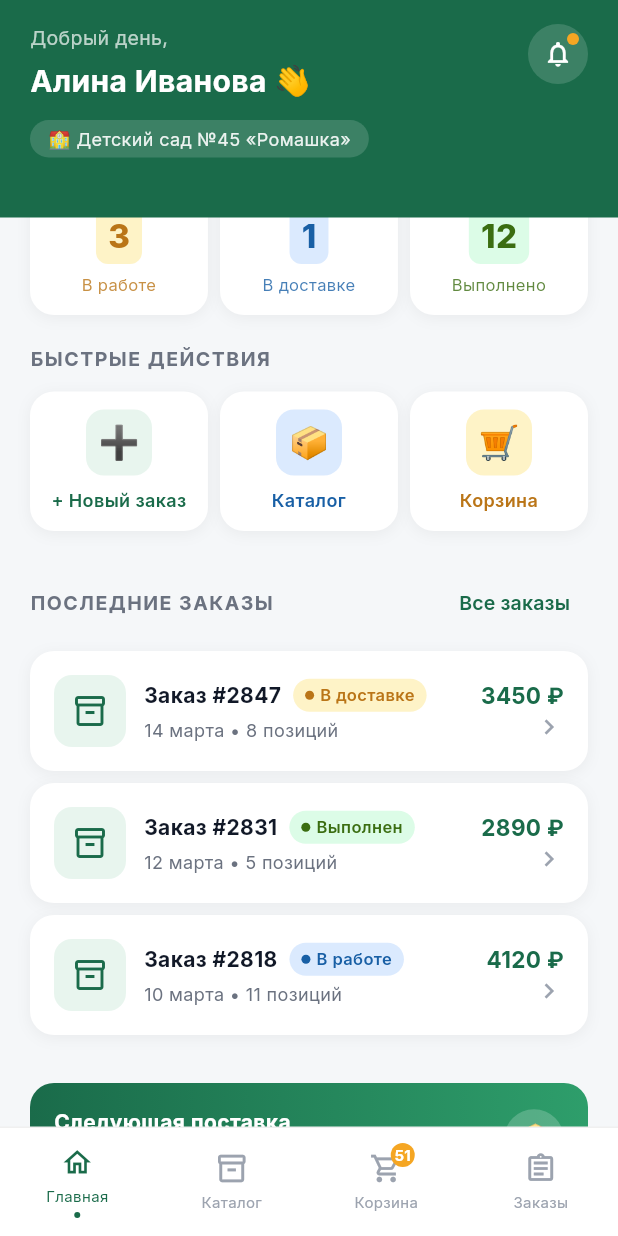
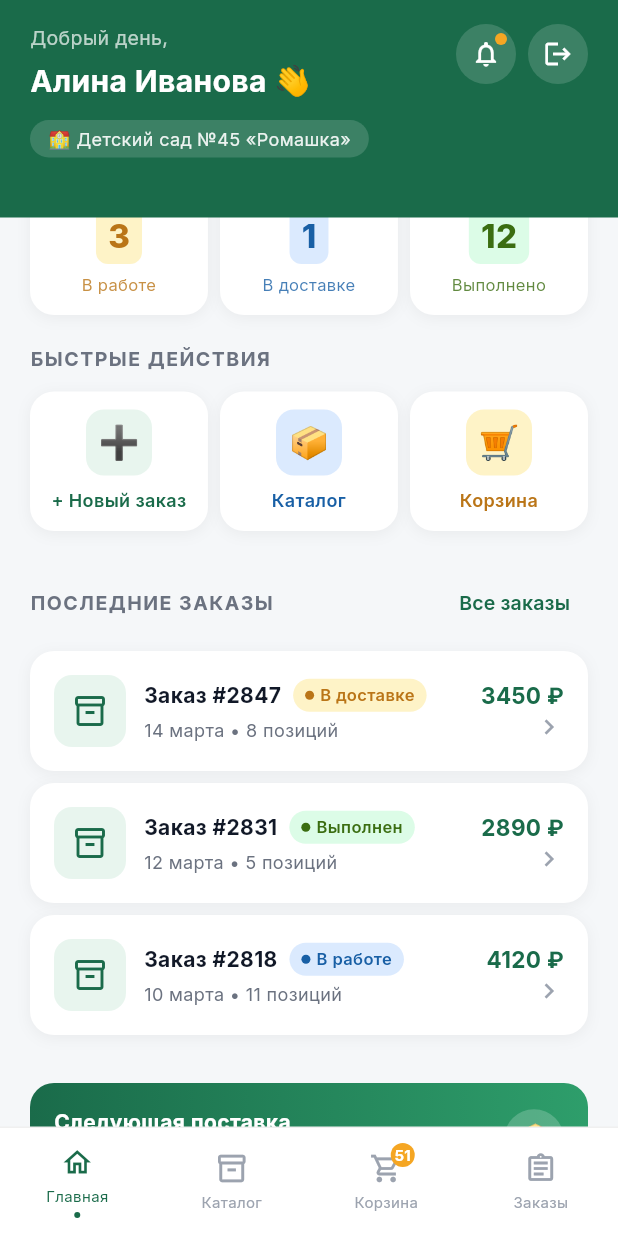
Before and after one commit to Samarkhan-Shyngys/final_project_flutter, a Flutter app: the ManagerHomeScreen screen opened by its route, on a phone screen of 412 x 824 dp. Run offline on Flutter 3.47's test engine with Material 3 defaults, Android fonts, the phone set to English and light mode, and no system bars; our stand-ins replace fl_chart, go_router, google_fonts, hive_flutter, shared_preferences; accounts and stored records are empty.

Commit message:
feat(logout): add logout button to manager and admin home headers

```diff
--- a/lib/presentation/screens/manager/manager_home_screen.dart
+++ b/lib/presentation/screens/manager/manager_home_screen.dart
@@ -1,8 +1,10 @@
 import 'package:flutter/material.dart';
 import 'package:flutter/services.dart';
 import 'package:go_router/go_router.dart';
+import 'package:provider/provider.dart';
 import '../../../core/theme/app_colors.dart';
 import '../../../domain/entities/order_status.dart';
+import '../../providers/auth_provider.dart';
 import '../../widgets/section_label.dart';
 import '../../widgets/status_chip.dart';
 
@@ -73,6 +75,8 @@ class ManagerHomeScreen extends StatelessWidget {
               ],
             ),
           ),
+          Row(
+            children: [
               Stack(
                 children: [
                   Container(
@@ -94,6 +98,21 @@ class ManagerHomeScreen extends StatelessWidget {
                         color: AppColors.accent,
                         shape: BoxShape.circle,
                       ),
+                    ),
+                  ),
+                ],
+              ),
+              const SizedBox(width: 8),
+              GestureDetector(
+                onTap: () => context.read<AuthProvider>().logout(),
+                child: Container(
+                  width: 40,
+                  height: 40,
+                  decoration: BoxDecoration(
+                    color: Colors.white.withValues(alpha: 0.15),
+                    shape: BoxShape.circle,
+                  ),
+                  child: const Icon(Icons.logout, color: Colors.white, size: 20),
                 ),
               ),
             ],
```
Also changed, not shown: lib/presentation/screens/admin/admin_dashboard_screen.dart (+18 -0 lines). Lines whose indentation alone changed are shown as unchanged.
